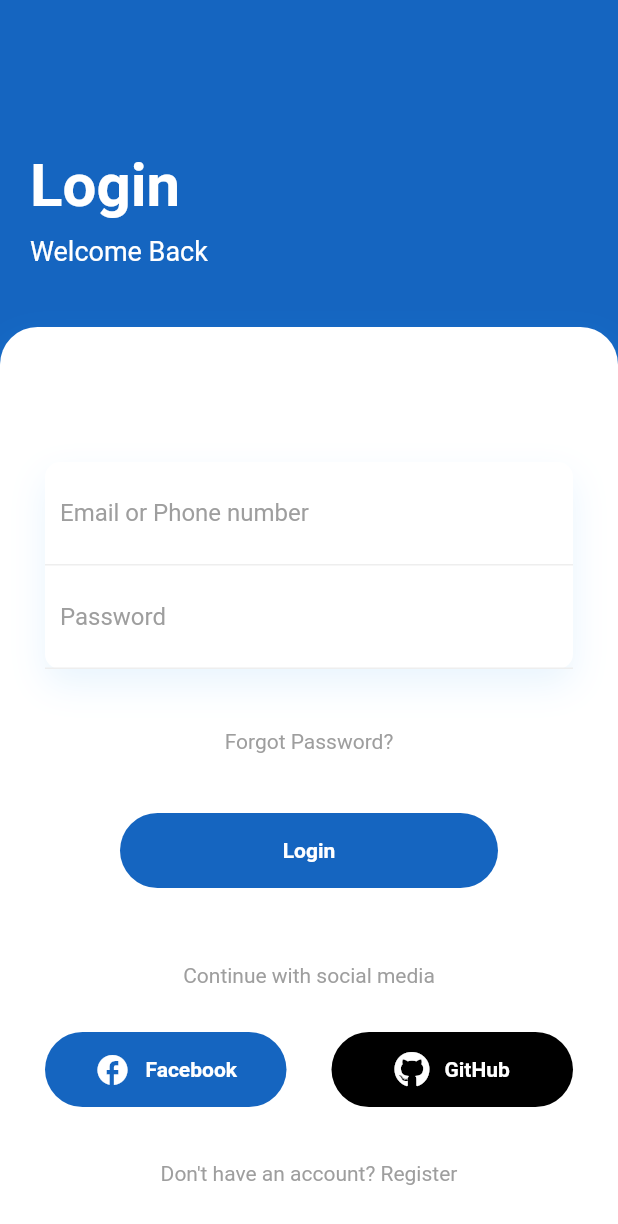
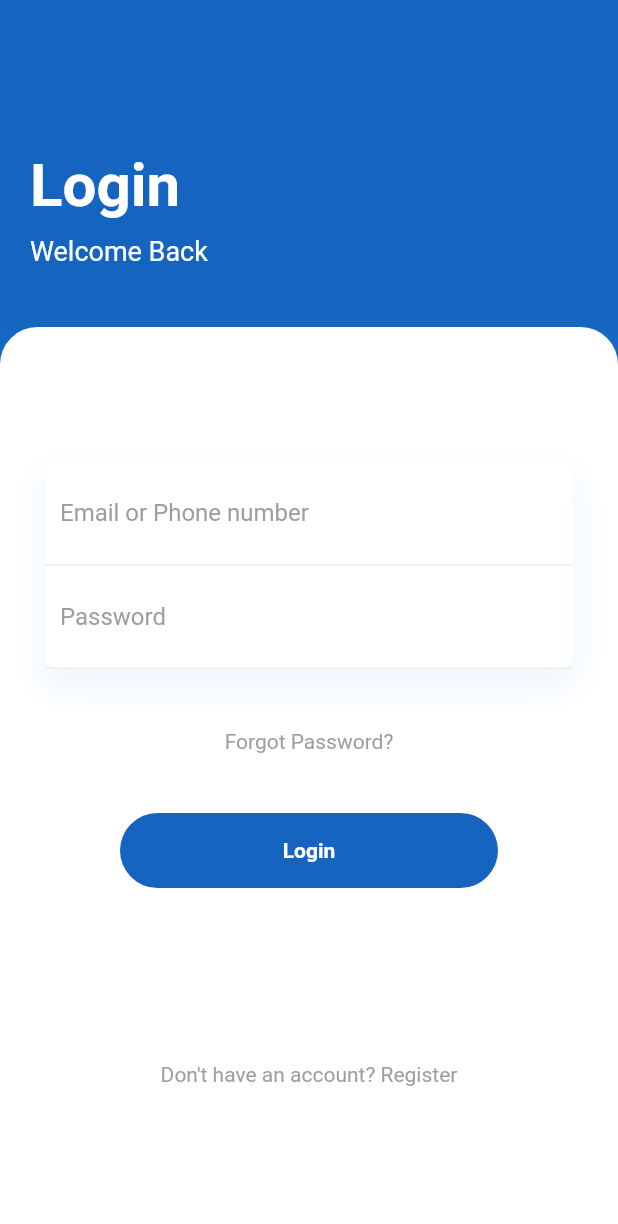
Before and after one commit to GabrielWaif/PAC-IV, a Flutter app: the screen it shows after launch, on a phone screen of 412 x 824 dp. Shown: the top 1224 px of the screen. Run offline on Flutter 3.47's test engine with Material 2 defaults, Android fonts, the phone set to English and light mode, and no system bars; our stand-ins replace font_awesome_flutter, image_picker, permission_handler; missing offline and left inert: dart:ffi.

Commit message:
changes in the login and card component

```diff
--- a/box_ui/pac_4/lib/pages/login_page.dart
+++ b/box_ui/pac_4/lib/pages/login_page.dart
@@ -163,79 +163,8 @@ class LoginPage extends StatelessWidget {
                       const SizedBox(
                         height: 50,
                       ),
-                      const Text(
-                        "Continue with social media",
-                        style: TextStyle(color: Colors.grey),
-                      ),
                       const SizedBox(
                         height: 30,
-                      ),
-                      Row(
-                        children: <Widget>[
-                          Expanded(
-                            child: Container(
-                              height: 50,
-                              decoration: BoxDecoration(
-                                borderRadius: BorderRadius.circular(50),
-                                color: Colors.blue[800],
-                              ),
-                              child: const Center(
-                                child: Row(
-                                  mainAxisAlignment: MainAxisAlignment.center,
-                                  children: <Widget>[
-                                    Icon(
-                                      Icons.facebook,
-                                      color: Colors.white,
-                                    ),
-                                    SizedBox(
-                                      width: 10,
-                                    ),
-                                    Text(
-                                      "Facebook",
-                                      style: TextStyle(
-                                        color: Colors.white,
-                                        fontWeight: FontWeight.bold,
-                                      ),
-                                    ),
-                                  ],
-                                ),
-                              ),
-                            ),
-                          ),
-                          const SizedBox(
-                            width: 30,
-                          ),
-                          Expanded(
-                            child: Container(
-                              height: 50,
-                              decoration: BoxDecoration(
-                                borderRadius: BorderRadius.circular(50),
-                                color: Colors.black,
-                              ),
-                              child: const Center(
-                                child: Row(
-                                  mainAxisAlignment: MainAxisAlignment.center,
-                                  children: <Widget>[
-                                    FaIcon(
-                                      FontAwesomeIcons.github,
-                                      color: Colors.white,
-                                    ),
-                                    SizedBox(
-                                      width: 10,
-                                    ),
-                                    Text(
-                                      "GitHub",
-                                      style: TextStyle(
-                                        color: Colors.white,
-                                        fontWeight: FontWeight.bold,
-                                      ),
-                                    ),
-                                  ],
-                                ),
-                              ),
-                            ),
-                          ),
-                        ],
                       ),
                       Padding(
                         padding: const EdgeInsets.all(36.0),
```
Also changed, not shown: box_ui/pac_4/lib/main.dart (+13 -24 lines), box_ui/pac_4/lib/pages/custom_card.dart (+10 -1 lines).
